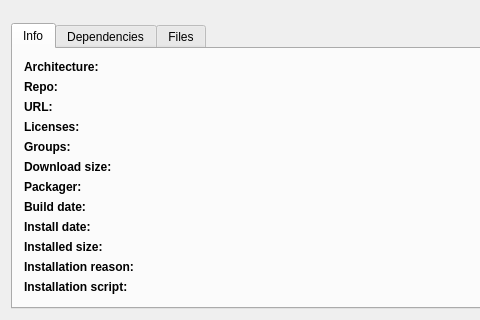
First picture: the form in src/mainwindow.ui, repository Shatur/orson, before the edit; both pictures show x 0 to 480 and y 265 to 585 of the 743 by 585 pixel window.
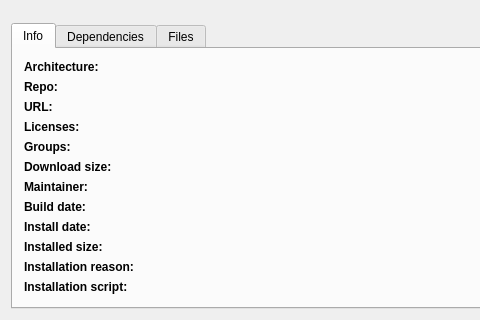
Second picture: the form after the edit. Custom widgets are drawn as their Qt base class.

```diff
--- a/src/mainwindow.ui
+++ b/src/mainwindow.ui
@@ -254,7 +254,7 @@
            <string notr="true">font-weight: bold;</string>
           </property>
           <property name="text">
-           <string>Packager:</string>
+           <string>Maintainer:</string>
           </property>
          </widget>
         </item>
```
Left out of the diff: 4 changed lines with no effect on the pictures.
